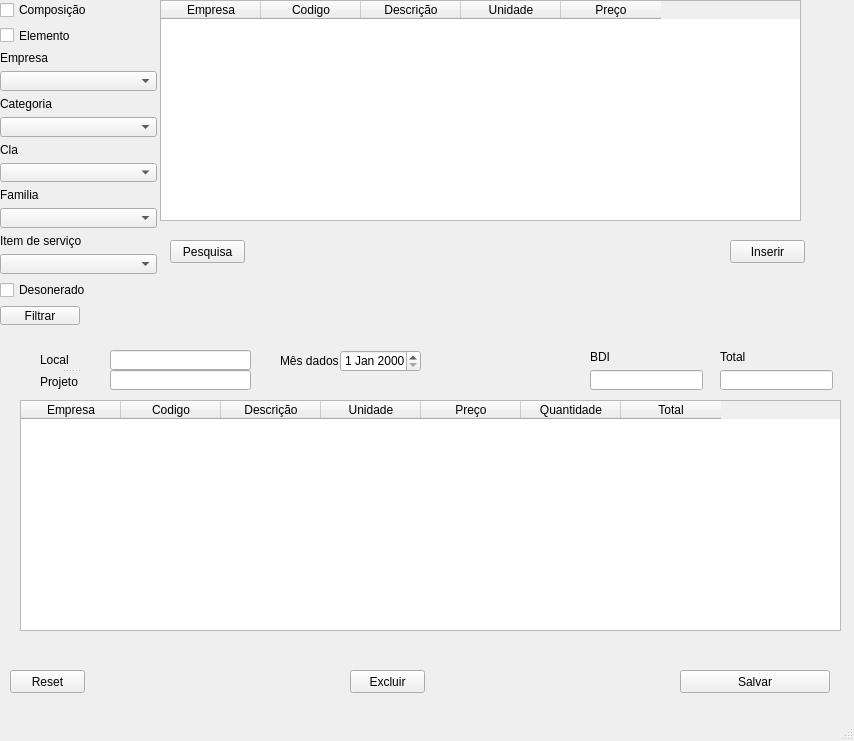
Before: the Qt Designer form COB/VIEW/untitled.ui in niemeyer7/SEINFRA---COB, drawn with Qt 5.
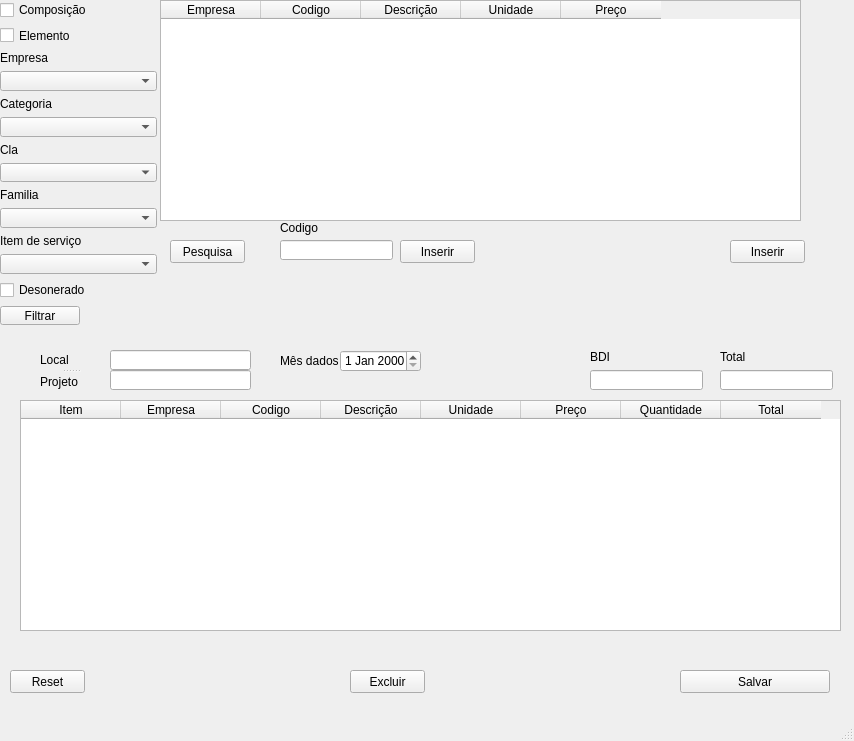
After: the same form once the commit is applied.

Patch:
```diff
--- a/COB/VIEW/untitled.ui
+++ b/COB/VIEW/untitled.ui
@@ -102,6 +102,11 @@
       <height>231</height>
      </rect>
     </property>
+    <column>
+     <property name="text">
+      <string>Item</string>
+     </property>
+    </column>
     <column>
      <property name="text">
       <string>Empresa</string>
@@ -382,6 +387,42 @@
      </rect>
     </property>
    </widget>
+   <widget class="QLabel" name="label_11">
+    <property name="geometry">
+     <rect>
+      <x>280</x>
+      <y>220</y>
+      <width>121</width>
+      <height>16</height>
+     </rect>
+    </property>
+    <property name="text">
+     <string>Codigo</string>
+    </property>
+   </widget>
+   <widget class="QLineEdit" name="lineEdit_5">
+    <property name="geometry">
+     <rect>
+      <x>280</x>
+      <y>240</y>
+      <width>113</width>
+      <height>20</height>
+     </rect>
+    </property>
+   </widget>
+   <widget class="QPushButton" name="pushButton_7">
+    <property name="geometry">
+     <rect>
+      <x>400</x>
+      <y>240</y>
+      <width>75</width>
+      <height>23</height>
+     </rect>
+    </property>
+    <property name="text">
+     <string>Inserir</string>
+    </property>
+   </widget>
   </widget>
   <widget class="QMenuBar" name="menubar">
    <property name="geometry">
```
